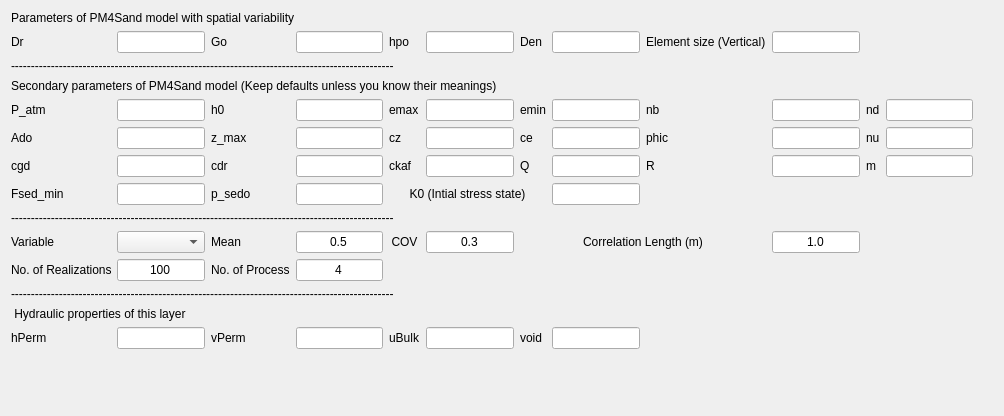
NHERI-SimCenter/QS3hark, file UI/PM4Sand_random.ui: the form before one commit.
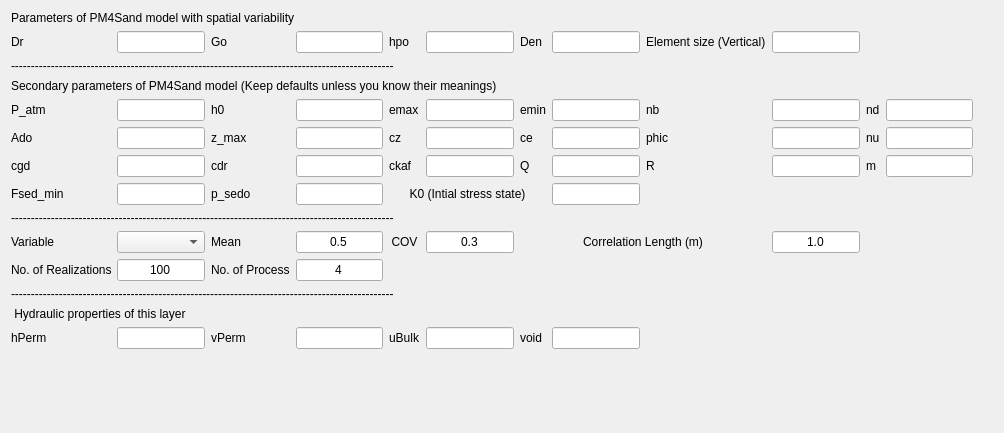
The form after the commit.

The edit to the form file:
```diff
--- a/UI/PM4Sand_random.ui
+++ b/UI/PM4Sand_random.ui
@@ -7,7 +7,7 @@
     <x>0</x>
     <y>0</y>
     <width>1004</width>
-    <height>416</height>
+    <height>433</height>
    </rect>
   </property>
   <property name="windowTitle">
```
Left out of the diff: 4 changed lines with no effect on the pictures.
